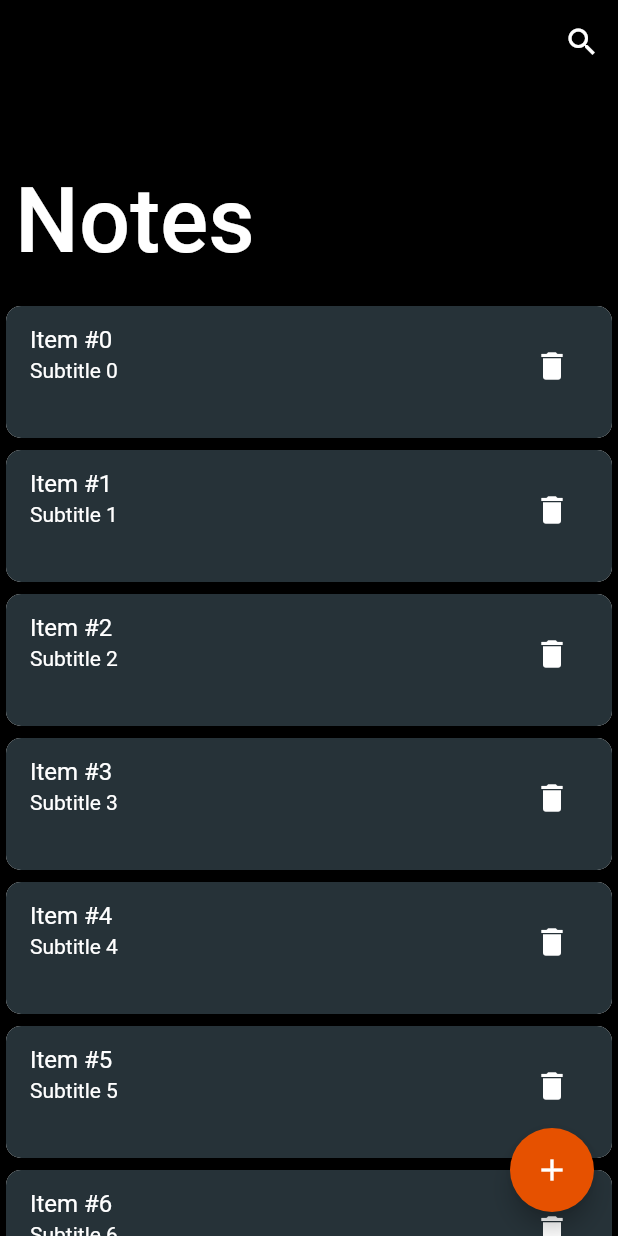
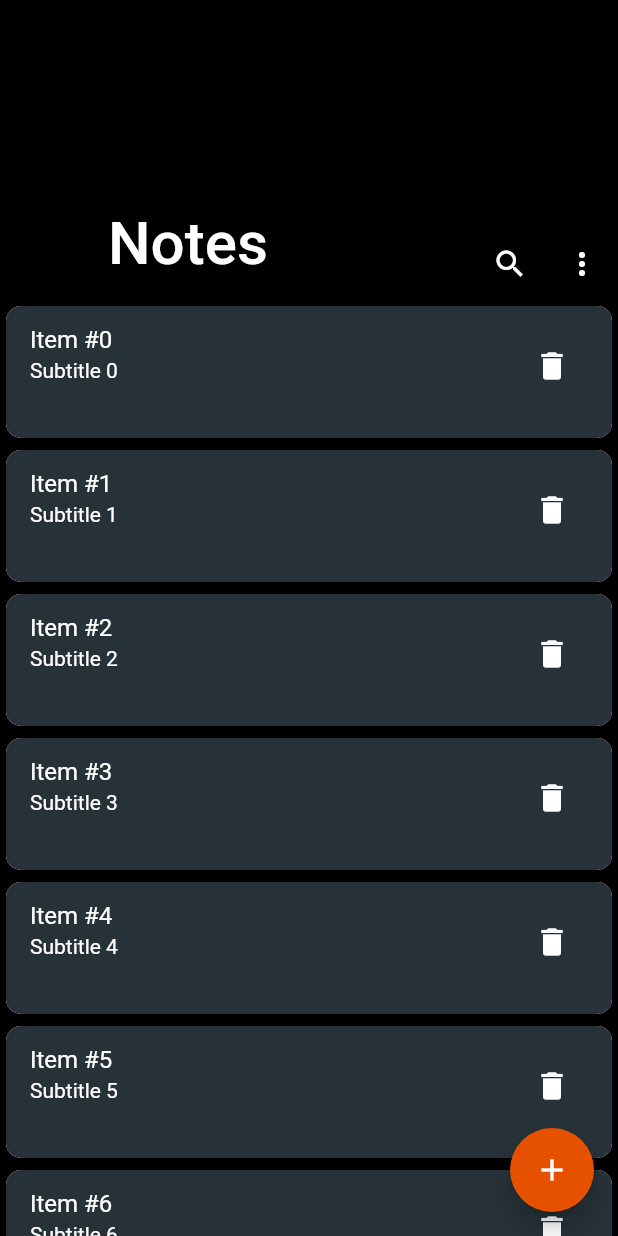
Before and after one commit to Pkisic/student_note_app, a Flutter app: the screen it shows after launch, on a phone screen of 412 x 824 dp. Run offline on Flutter 3.47's test engine with Material 2 defaults, Android fonts, the light colour scheme and no system bars.

Commit message:
Redesign of appbar and icons position

```diff
--- a/lib/main.dart
+++ b/lib/main.dart
@@ -37,23 +37,41 @@
               parent: AlwaysScrollableScrollPhysics()),
           slivers: [
             SliverAppBar(
-              floating: true,
-              flexibleSpace: const FlexibleSpaceBar(
-                title: Text('Notes'),
-                stretchModes: <StretchMode>[StretchMode.zoomBackground],
-                expandedTitleScale: 3,
-                titlePadding: EdgeInsets.only(left: 10, bottom: 20.0),
+              floating: false,
+              pinned: true,
+              expandedHeight: 200,
+              backgroundColor: Colors.black,
+              flexibleSpace: Row(
+                crossAxisAlignment: CrossAxisAlignment.end,
+                children: <Widget>[
+                  const SizedBox(
+                    width: 200,
+                    child: FlexibleSpaceBar(
+                      title: Text("Notes"),
+                      expandedTitleScale: 2,
+                    ),
+                  ),
+                  const Spacer(),
+                  IconButton(
+                    icon: const Icon(Icons.search),
+                    onPressed: () {},
+                    color: Colors.white,
+                  ),
+                  PopupMenuButton(
+                    icon: const Icon(
+                      Icons.more_vert,
+                      color: Colors.white,
+                    ),
+                    itemBuilder: (context) {
+                      return const [
+                        PopupMenuItem(
+                          child: Text('About'),
+                        ),
+                      ];
+                    },
+                  )
+                ],
               ),
-              expandedHeight: 200,
-              stretch: true,
-              pinned: true,
-              actions: [
-                IconButton(
-                  icon: const Icon(Icons.search),
-                  onPressed: () {},
-                )
-              ],
-              backgroundColor: Colors.black,
             ),
             SliverList(
               delegate: SliverChildBuilderDelegate(
@@ -75,7 +93,7 @@
                   shape: RoundedRectangleBorder(
                       borderRadius: BorderRadius.circular(10)),
                 ),
-                childCount: 40,
+                childCount: 10,
               ),
             ),
           ],
```
